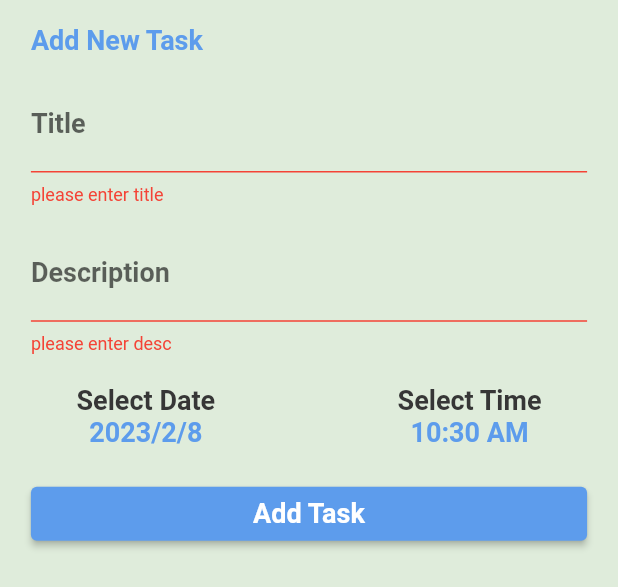
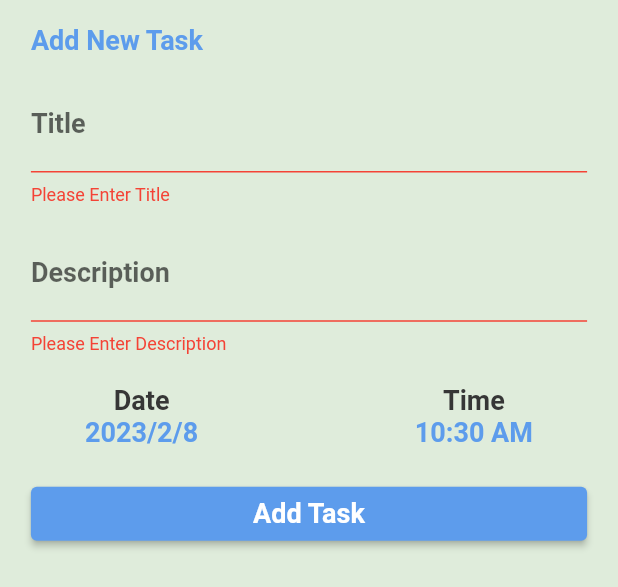
Before and after one commit to Khaatora/To-do_Application, a Flutter app: the AddTaskBottomSheet widget shown alone on an empty page, opened directly, after a tap on "Add Task", on a phone screen of 412 x 824 dp. Shown: the top 587 px of the screen. Run offline on Flutter 3.47's test engine with Material 2 defaults, Android fonts, the phone set to English and light mode, and no system bars; our stand-ins replace calendar_timeline, cloud_firestore, firebase_core, flutter_slidable; accounts and stored records are empty; generated files the repository leaves out were written again.

Commit message:
updated localization files

```diff
--- a/l10n.yaml
+++ b/l10n.yaml
@@ -1,3 +1,4 @@
 arb-dir: lib/l10n
 template-arb-file: app_en.arb
 output-localization-file: app_localizations.dart
+untranslated-messages-file: desiredFileName.txt
--- a/lib/layout/add_task_bottom_sheet.dart
+++ b/lib/layout/add_task_bottom_sheet.dart
@@ -3,9 +3,9 @@ import 'package:todo_own/models/task.dart';
 import 'package:todo_own/shared/components/component.dart';
 import 'package:todo_own/shared/network/local/firebase_utils.dart';
 import 'package:todo_own/shared/styles/colors.dart';
+import 'package:flutter_gen/gen_l10n/app_localizations.dart';
 
 class AddTaskBottomSheet extends StatefulWidget {
-
   @override
   State<AddTaskBottomSheet> createState() => _AddTaskBottomSheetState();
 }
@@ -32,7 +32,7 @@ class _AddTaskBottomSheetState extends State<AddTaskBottomSheet> {
             child: Column(
               crossAxisAlignment: CrossAxisAlignment.stretch,
               children: [
-                Text("Add New Task",
+                Text(AppLocalizations.of(context)!.addNewTask,
                     style: Theme.of(context).textTheme.subtitle1),
                 const SizedBox(
                   height: 15,
@@ -41,11 +41,12 @@ class _AddTaskBottomSheetState extends State<AddTaskBottomSheet> {
                 TextFormField(
                     controller: titleController,
                     validator: (value) {
-                      if (value!.isEmpty) return "please enter title";
+                      if (value!.isEmpty)
+                        return AppLocalizations.of(context)!.pleaseEnterTitle;
                     },
-                    decoration: const InputDecoration(
-                      label: Text("Title"),
-                      enabledBorder: OutlineInputBorder(
+                    decoration: InputDecoration(
+                      label: Text(AppLocalizations.of(context)!.title),
+                      enabledBorder: const OutlineInputBorder(
                           borderSide:
                               BorderSide(color: colorLightBlue, width: 3)),
                     )),
@@ -57,11 +58,13 @@ class _AddTaskBottomSheetState extends State<AddTaskBottomSheet> {
                     keyboardType: TextInputType.multiline,
                     controller: descriptionController,
                     validator: (value) {
-                      if (value!.isEmpty) return "please enter desc";
+                      if (value!.isEmpty)
+                        return AppLocalizations.of(context)!
+                            .pleaseEnterDescription;
                     },
-                    decoration: const InputDecoration(
-                      label: Text("Description"),
-                      enabledBorder: OutlineInputBorder(
+                    decoration: InputDecoration(
+                      label: Text(AppLocalizations.of(context)!.description),
+                      enabledBorder: const OutlineInputBorder(
                           borderSide:
                               BorderSide(color: colorLightBlue, width: 3)),
                     )),
@@ -78,7 +81,7 @@ class _AddTaskBottomSheetState extends State<AddTaskBottomSheet> {
                             showDPicker(context);
                           },
                           child: Text(
-                            "Select Date",
+                            AppLocalizations.of(context)!.selectDate,
                             textAlign: TextAlign.left,
                             style: Theme.of(context)
                                 .textTheme
@@ -107,7 +110,7 @@ class _AddTaskBottomSheetState extends State<AddTaskBottomSheet> {
                             showTPicker(context);
                           },
                           child: Text(
-                            "Select Time",
+                            AppLocalizations.of(context)!.selectTime,
                             textAlign: TextAlign.left,
                             style: Theme.of(context)
                                 .textTheme
@@ -144,29 +147,36 @@ class _AddTaskBottomSheetState extends State<AddTaskBottomSheet> {
                             date: DateUtils.dateOnly(selectedDate)
                                 .microsecondsSinceEpoch,
                             time: TimeOfDay.fromDateTime(selectedDate)
-                                .format(context));
+                                .format(context)
+                                .replaceFirst("ص", "AM")
+                                .replaceFirst("م", "PM"));
                         showMessage(
                           context,
-                          "Are you sure you want to continue?",
-                          "Yes",
+                          AppLocalizations.of(context)!.areYouSure,
+                          AppLocalizations.of(context)!.yes,
                           () {
                             popNavigator(context);
                             showLoading(
-                                context, "Adding task, Please wait", false);
+                                context,
+                                AppLocalizations.of(context)!.loadingPleaseWait,
+                                false);
                             addTaskToDatabase(taskData);
                             hideLoading(context);
                             showMessage(
-                                context, "Task Added Successfully", "Ok", () {
+                                context,
+                                AppLocalizations.of(context)!
+                                    .taskAddedSuccessfully,
+                                AppLocalizations.of(context)!.ok, () {
                               popNavigator(context);
                             });
                           },
-                          negBtn: "cancel",
+                          negBtn: AppLocalizations.of(context)!.cancel,
                           negAction: () => popNavigator(context),
                         );
                       }
                     },
                     child: Text(
-                      "Add Task",
+                      AppLocalizations.of(context)!.addTask,
                       textAlign: TextAlign.center,
                       style: Theme.of(context)
                           .textTheme
--- a/lib/layout/home_layout.dart
+++ b/lib/layout/home_layout.dart
@@ -5,6 +5,7 @@ import 'package:todo_own/layout/home_provider.dart';
 import 'package:todo_own/modules/settings/settings.dart';
 import 'package:todo_own/modules/tasks/task_list/tasks_list.dart';
 import 'package:todo_own/shared/styles/colors.dart';
+import 'package:flutter_gen/gen_l10n/app_localizations.dart';
 
 class HomeLayout extends StatelessWidget {
   static const String routeName = "Home Layout";
@@ -20,7 +21,9 @@ class HomeLayout extends StatelessWidget {
           floatingActionButtonLocation:
               FloatingActionButtonLocation.centerDocked,
           appBar: AppBar(
-            title: const Text("Route Tasks"),
+            title: Text(homeProvider.currentIndex == 0
+                ? AppLocalizations.of(context)!.tasks
+                : AppLocalizations.of(context)!.settings),
           ),
           body: tabs[homeProvider.currentIndex],
           floatingActionButton: FloatingActionButton(
```
Also changed, not shown: lib/l10n/app_ar.arb (+23 -1 lines), lib/l10n/app_en.arb (+23 -1 lines), lib/modules/tasks/task_list/task_item.dart (+12 -4 lines), lib/modules/tasks/task_list/tasks_list.dart (+17 -7 lines).
